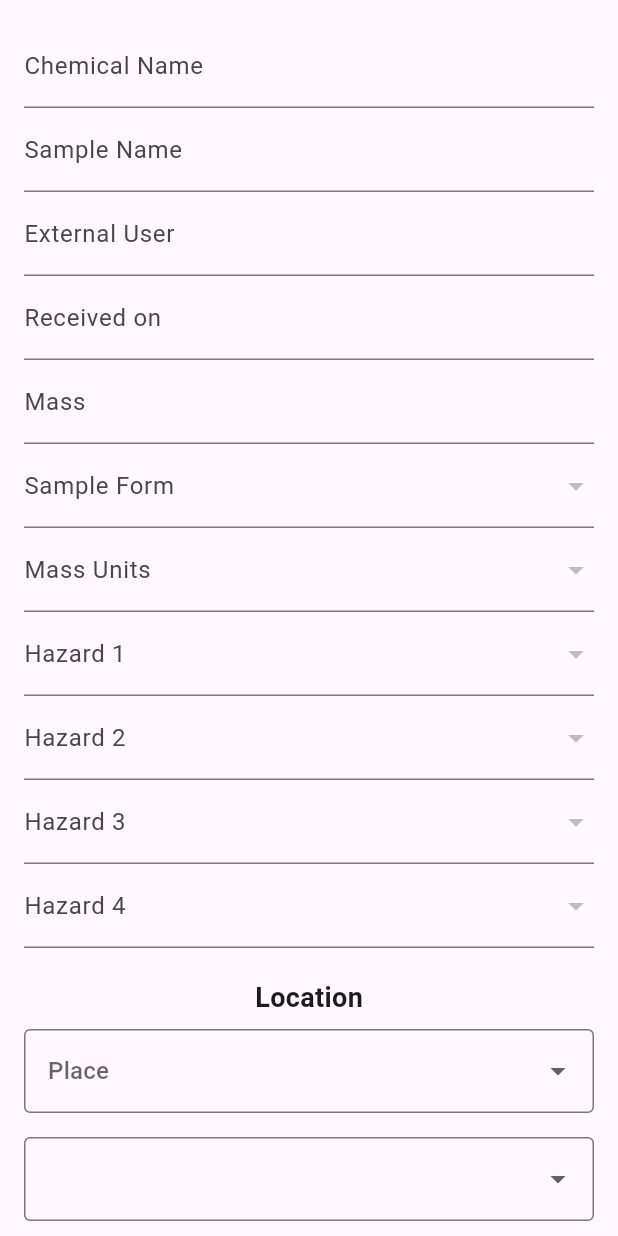
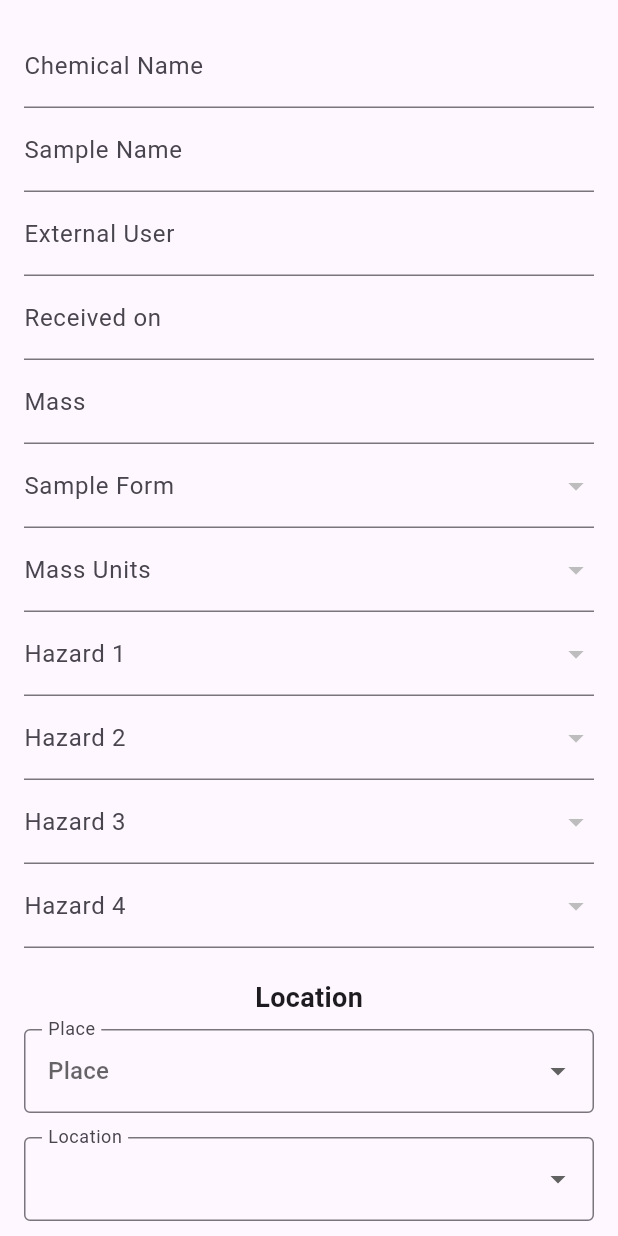
Before and after one commit to craigbrown-nist/flutter-sampletrackinug, a Flutter app: the EditContent screen opened directly with empty values, on a phone screen of 412 x 824 dp. Run offline on Flutter 3.47's test engine with Material 3 defaults, Android fonts, the phone set to English and light mode, and no system bars; drawn by our look-alikes of flutter_form_builder; our stand-ins replace cached_network_image, flutter_riverpod, flutter_speed_dial, flutter_styled_toast, form_builder_validators, go_router and 4 more; missing offline and left inert: camera_platform_interface, flutter_barcode_listener, flutter_inappwebview, mobile_scanner; accounts and stored records are empty.

Commit message:
Fixes multiple bugs and refactors Edit/Move pages.
This commit addresses several critical bugs and completes the refactoring of the Edit and Move pages.

- Fixes a `No host specified in URI` error by correcting the `Sample.fromJson` constructor, which was improperly handling null image URLs.
- Fixes a `'referenceBox.attached': is not true` runtime crash by moving the responsibility for showing success notifications from the Edit/Move pages to the `DetailPage`, ensuring a valid `BuildContext` is used.
- Fixes `flutter_form_builder` warnings about duplicate fields by giving all dropdowns in `MoveContent` and `EditContent` unique names and integrating them properly with the `FormBuilder`.
- Completes the refactoring of `EditContent` to include the full set of form fields and the complete cascading location dropdown logic, matching the functionality of the original application.
- All related state management and submission logic has been updated to support these changes.

```diff
--- a/lib/UI/DetailPage.dart
+++ b/lib/UI/DetailPage.dart
@@ -84,6 +84,7 @@ class _DetailPageState extends State<DetailPage> {
               setState(() {
                 _currentSample = updatedSample;
               });
+              toast(context, "Sample updated successfully!", Colors.green);
             }
           },
           label: 'Edit',
@@ -106,6 +107,7 @@ class _DetailPageState extends State<DetailPage> {
               setState(() {
                 _currentSample = updatedSample;
               });
+              toast(context, "Sample moved successfully!", Colors.green);
             }
           },
           label: 'Quick Edit',
--- a/lib/UI/EditContent.dart
+++ b/lib/UI/EditContent.dart
@@ -614,9 +614,9 @@ class _EditContentState extends ConsumerState<EditContent> {
     final values = _fbKey.currentState!.value;
     final originalSample = widget.sample;
 
-    // Construct the new location string from the current state
+    // Construct the new location string from the form values
     final newLocationString =
-        "${place ?? ''}/${location ?? ''}/${locationid ?? ''}/${drawer ?? ''}";
+        "${values['place'] ?? ''}/${values['location'] ?? ''}/${values['locationid'] ?? ''}/${values['drawer'] ?? ''}";
 
     // Create a new sample object from the form data, preserving original data where needed.
     return Sample(
@@ -637,10 +637,10 @@ class _EditContentState extends ConsumerState<EditContent> {
       form: values['form'],
       date: DateFormat('yyyy-MM-dd').format(DateTime.now()),
       extraNotes: values['extra_notes'],
-      place: place,
-      location: location,
-      locationid: locationid,
-      drawer: drawer,
+      place: values['place'],
+      location: values['location'],
+      locationid: values['locationid'],
+      drawer: values['drawer'],
       locationString: newLocationString,
       haz1: values['Haz1'],
       haz2: values['Haz2'],
@@ -658,21 +658,25 @@ class _EditContentState extends ConsumerState<EditContent> {
     return file;
   }
 
-  Widget _buildDropdown(String hint, String? value, List<String> items,
+  Widget _buildDropdown(String name, String hint, String? value, List<String> items,
       ValueChanged<String?> onChanged) {
     if (items.isEmpty) return const SizedBox.shrink();
 
     return Padding(
       padding: const EdgeInsets.symmetric(vertical: 8.0),
-      child: DropdownButtonFormField<String>(
-        value: items.contains(value) ? value : null,
+      child: FormBuilderDropdown<String>(
+        name: name,
+        initialValue: value,
         isExpanded: true,
         hint: Text(hint),
         items: items
             .map((item) => DropdownMenuItem(value: item, child: Text(item)))
             .toList(),
         onChanged: onChanged,
-        decoration: const InputDecoration(border: OutlineInputBorder()),
+        decoration: InputDecoration(
+          labelText: hint,
+          border: const OutlineInputBorder()
+        ),
       ),
     );
   }
@@ -711,7 +715,10 @@ class _EditContentState extends ConsumerState<EditContent> {
             'Haz4': widget.sample.haz4,
             'units': widget.sample.unit ?? 'g',
             'form': widget.sample.form ?? 'Powder',
-            // Location fields would be here, managed with local state like in myMoveDialog
+            'place': widget.sample.place,
+            'location': widget.sample.location,
+            'locationid': widget.sample.locationid,
+            'drawer': widget.sample.drawer,
           },
           child: Column(
             children: [
@@ -777,13 +784,14 @@ class _EditContentState extends ConsumerState<EditContent> {
               const SizedBox(height: 20),
               const Text("Location",
                   style: TextStyle(fontSize: 18, fontWeight: FontWeight.bold)),
-              _buildDropdown('Place', place, placeOptions, _onPlaceChanged),
               _buildDropdown(
-                  'Location', location, locationList, _onLocationChanged),
-              _buildDropdown('Location ID', locationid, locationidList,
-                  _onLocationIdChanged),
-              _buildDropdown(
-                  'Drawer/Shelf', drawer, drawerList, _onDrawerChanged),
+                  'place', 'Place', place, placeOptions, _onPlaceChanged),
+              _buildDropdown('location', 'Location', location, locationList,
+                  _onLocationChanged),
+              _buildDropdown('locationid', 'Location ID', locationid,
+                  locationidList, _onLocationIdChanged),
+              _buildDropdown('drawer', 'Drawer/Shelf', drawer, drawerList,
+                  _onDrawerChanged),
               const SizedBox(height: 20),
               FormBuilderTextField(
                 name: "extra_notes",
--- a/lib/models/Sample.dart
+++ b/lib/models/Sample.dart
@@ -165,7 +165,7 @@ class Sample {
     extraNotes = json['extra_notes'] ?? json['extra_notes'];
     ip = json['ip'] ?? json['ip'];
     modified = json['modified'] ?? json['modified'];
-    imageURL = json['imageURL'] ?? json['modified'];
+    imageURL = json['imageURL'];
     if (json['hazards'] != null) {
       var i = 0;
       hazards = List<Hazards>.empty(growable: true);
```
Also changed, not shown: lib/UI/MoveContent.dart (+15 -11 lines).
